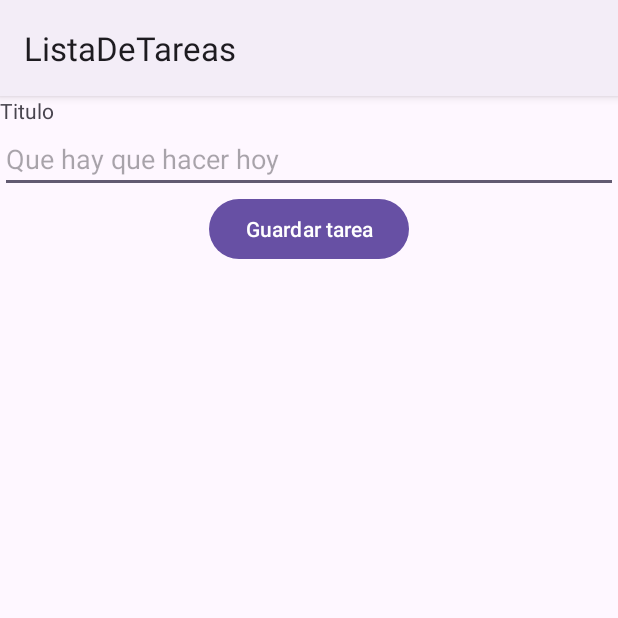
After one commit to Iliannymza/ListaDeTareas, an Android app: the TaskActivity screen opened directly, with no data from a screen before it, on a phone screen of 412 x 824 dp, the top half of it. The commit adds this screen. Run offline under Robolectric (Android 15) with nearby library versions, the phone set to English and light mode, and no system bars; 1 statement that could not run was skipped.

Commit message:
Now we list tasks by category and we can create tasks. ahore tenemos una lista de tareas y una categoria de tareas

```diff
--- a/app/src/main/AndroidManifest.xml
+++ b/app/src/main/AndroidManifest.xml
@@ -13,6 +13,12 @@
         android:theme="@style/Theme.ListaDeTareas"
         tools:targetApi="31">
         <activity
+            android:name=".activities.TaskActivity"
+            android:exported="false" />
+        <activity
+            android:name=".activities.TaskListActivity"
+            android:exported="false" />
+        <activity
             android:name=".activities.MainActivity"
             android:exported="true">
             <intent-filter>
--- /dev/null
+++ b/app/src/main/java/com/example/listadetareas/activities/TaskActivity.kt
@@ -0,0 +1,52 @@
+package com.example.listadetareas.activities
+
+import android.os.Bundle
+import androidx.activity.enableEdgeToEdge
+import androidx.appcompat.app.AppCompatActivity
+import androidx.core.view.ViewCompat
+import androidx.core.view.WindowInsetsCompat
+import com.example.listadetareas.R
+import com.example.listadetareas.data.Category
+import com.example.listadetareas.data.CategoryDAO
+import com.example.listadetareas.data.Task
+import com.example.listadetareas.data.TaskDAO
+import com.example.listadetareas.databinding.ActivityTaskBinding
+
+class TaskActivity : AppCompatActivity() {
+
+    lateinit var binding: ActivityTaskBinding
+
+    lateinit var category: Category
+    lateinit var task: Task
+
+    lateinit var taskDAO: TaskDAO
+    lateinit var categoryDAO: CategoryDAO
+
+
+    override fun onCreate(savedInstanceState: Bundle?) {
+        super.onCreate(savedInstanceState)
+        enableEdgeToEdge()
+
+        binding = ActivityTaskBinding.inflate(layoutInflater)
+        setContentView(binding.root)
+
+        ViewCompat.setOnApplyWindowInsetsListener(findViewById(R.id.main)) { v, insets ->
+            val systemBars = insets.getInsets(WindowInsetsCompat.Type.systemBars())
+            v.setPadding(systemBars.left, systemBars.top, systemBars.right, systemBars.bottom)
+            insets
+        }
+
+        categoryDAO = CategoryDAO(this)
+        taskDAO = TaskDAO(this)
+
+        val categoryId = intent.getLongExtra("CATEGORY_ID", -1)
+        category = categoryDAO.findById(categoryId)!!
+
+        binding.saveButton.setOnClickListener {
+            val title = binding.titleEditText.text.toString()
+            task = Task(-1, title, false, category)
+            taskDAO.insert(task)
+            finish()
+        }
+    }
+}
--- /dev/null
+++ b/app/src/main/res/layout/activity_task.xml
@@ -0,0 +1,29 @@
+<?xml version="1.0" encoding="utf-8"?>
+<LinearLayout xmlns:android="http://schemas.android.com/apk/res/android"
+    xmlns:app="http://schemas.android.com/apk/res-auto"
+    xmlns:tools="http://schemas.android.com/tools"
+    android:id="@+id/main"
+    android:layout_width="match_parent"
+    android:layout_height="match_parent"
+    android:orientation="vertical"
+    tools:context=".activities.TaskActivity">
+
+    <TextView
+        android:layout_width="wrap_content"
+        android:layout_height="wrap_content"
+        android:text="Titulo"/>
+
+    <EditText
+        android:id="@+id/titleEditText"
+        android:layout_width="match_parent"
+        android:layout_height="wrap_content"
+        android:hint="Que hay que hacer hoy"/>
+
+    <Button
+        android:id="@+id/saveButton"
+        android:layout_width="wrap_content"
+        android:layout_height="wrap_content"
+        android:text="Guardar tarea"
+        android:layout_gravity="center_horizontal"/>
+
+</LinearLayout>
--- a/app/src/main/res/values-night/themes.xml
+++ b/app/src/main/res/values-night/themes.xml
@@ -1,6 +1,6 @@
 <resources xmlns:tools="http://schemas.android.com/tools">
     <!-- Base application theme. -->
-    <style name="Base.Theme.ListaDeTareas" parent="Theme.Material3.DayNight.NoActionBar">
+    <style name="Base.Theme.ListaDeTareas" parent="Theme.Material3.DayNight">
         <!-- Customize your dark theme here. -->
         <!-- <item name="colorPrimary">@color/my_dark_primary</item> -->
     </style>
--- a/app/src/main/res/values/themes.xml
+++ b/app/src/main/res/values/themes.xml
@@ -1,6 +1,6 @@
 <resources xmlns:tools="http://schemas.android.com/tools">
     <!-- Base application theme. -->
-    <style name="Base.Theme.ListaDeTareas" parent="Theme.Material3.DayNight.NoActionBar">
+    <style name="Base.Theme.ListaDeTareas" parent="Theme.Material3.DayNight">
         <!-- Customize your light theme here. -->
         <!-- <item name="colorPrimary">@color/my_light_primary</item> -->
     </style>
```
Also changed, not shown: app/src/main/java/com/example/listadetareas/activities/MainActivity.kt (+7 -2 lines), app/src/main/java/com/example/listadetareas/activities/TaskListActivity.kt (added, +86 -0 lines), app/src/main/java/com/example/listadetareas/adapters/TaskAdapter.kt (added, +48 -0 lines), app/src/main/res/layout/activity_task_list.xml (added, +28 -0 lines), app/src/main/res/layout/item_task.xml (added, +22 -0 lines).
